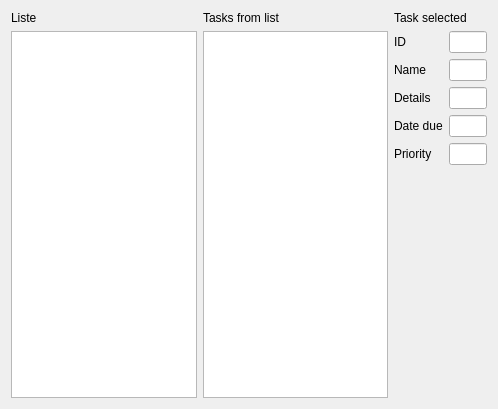
First picture: the form in Presentation/MainWidget.ui, repository TarcaAndrei/NotesApp, before the edit.
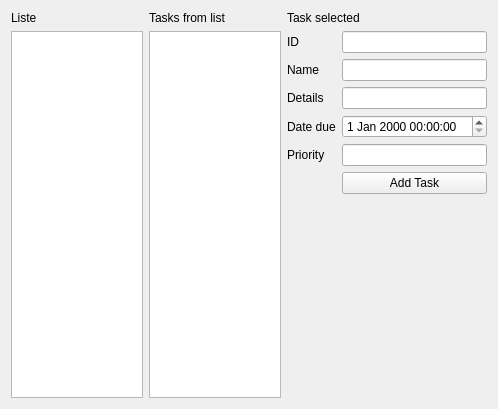
Second picture: the form after the edit.

Commit message: Added add new task and 1.0 notification

Patch:
```diff
--- a/Presentation/MainWidget.ui
+++ b/Presentation/MainWidget.ui
@@ -59,7 +59,7 @@
         </widget>
        </item>
        <item row="3" column="1">
-        <widget class="QLineEdit" name="dateDueLineEdit"/>
+        <widget class="QDateTimeEdit" name="dateTimeEdit"/>
        </item>
        <item row="4" column="0">
         <widget class="QLabel" name="priorityLabel">
@@ -71,6 +71,13 @@
        <item row="4" column="1">
         <widget class="QLineEdit" name="priorityLineEdit"/>
        </item>
+       <item row="5" column="1">
+        <widget class="QPushButton" name="saveTask">
+         <property name="text">
+          <string>Add Task</string>
+         </property>
+        </widget>
+       </item>
       </layout>
      </item>
      <item row="0" column="0">
```
Left out of the diff: 48 changed lines with no effect on the pictures. The commit also changes 9 other files.
